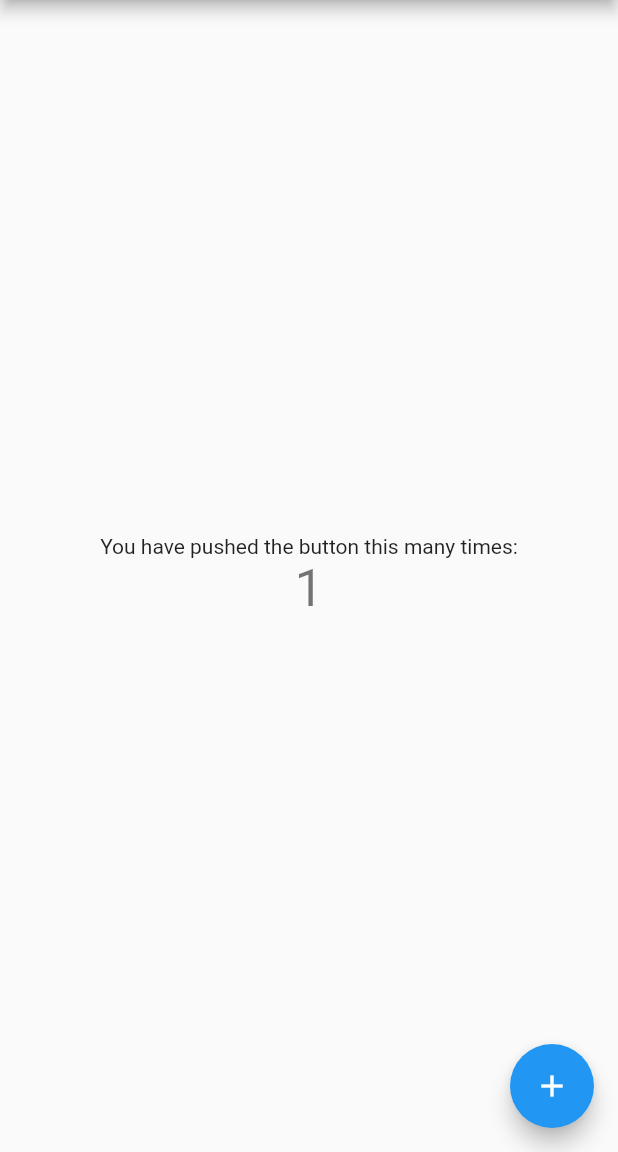
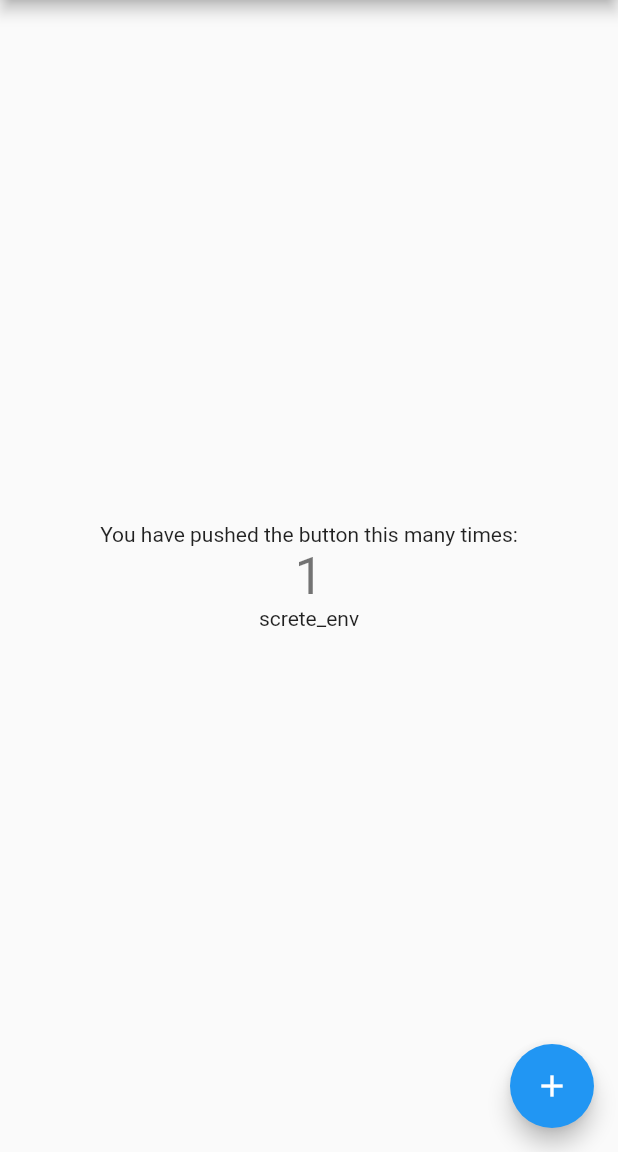
Before and after one commit to jmeno1011/flutter-start, a Flutter app: the screen it shows after launch, after a tap on the "add" icon, on a phone screen of 412 x 824 dp, the part 84-1236 px from its top. Run offline on Flutter 3.47's test engine with Material 2 defaults, Android fonts, the phone set to English and light mode, and no system bars; our stand-ins replace flutter_dotenv.

```diff
--- a/lib/main.dart
+++ b/lib/main.dart
@@ -1,6 +1,8 @@
 import 'package:flutter/material.dart';
+import 'package:flutter_dotenv/flutter_dotenv.dart';
 
-void main() {
+void main() async {
+  await dotenv.load(fileName: "assets/.env");
   runApp(const MyApp());
 }
 
@@ -102,6 +104,7 @@ class _MyHomePageState extends State<MyHomePage> {
               '$_counter',
               style: Theme.of(context).textTheme.headline4,
             ),
+            Text(dotenv.get('ENV_TEST'))
           ],
         ),
       ),
--- a/pubspec.yaml
+++ b/pubspec.yaml
@@ -34,6 +34,7 @@ dependencies:
   # The following adds the Cupertino Icons font to your application.
   # Use with the CupertinoIcons class for iOS style icons.
   cupertino_icons: ^1.0.2
+  flutter_dotenv: ^5.0.2
 
 dev_dependencies:
   flutter_test:
@@ -61,7 +62,8 @@ flutter:
   # assets:
   #   - images/a_dot_burr.jpeg
   #   - images/a_dot_ham.jpeg
-
+  assets:
+    - assets/.env
   # An image asset can refer to one or more resolution-specific "variants", see
   # https://flutter.dev/assets-and-images/#resolution-aware.
 
```
Also changed, not shown: pubspec.lock, 5 other files.
